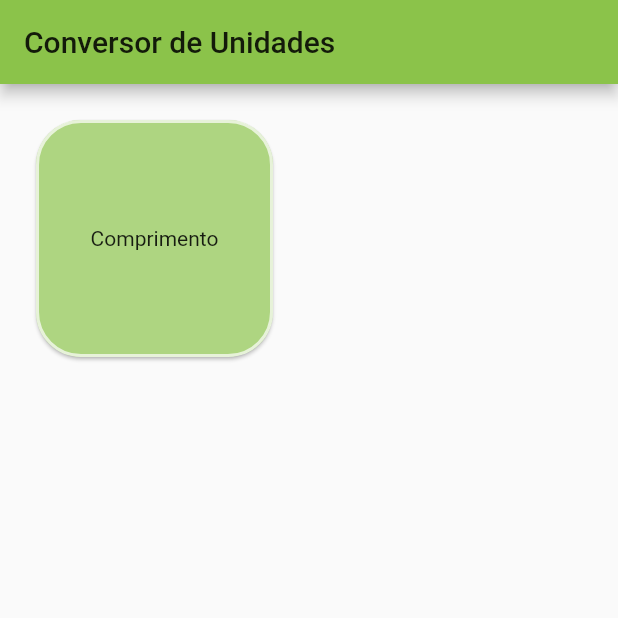
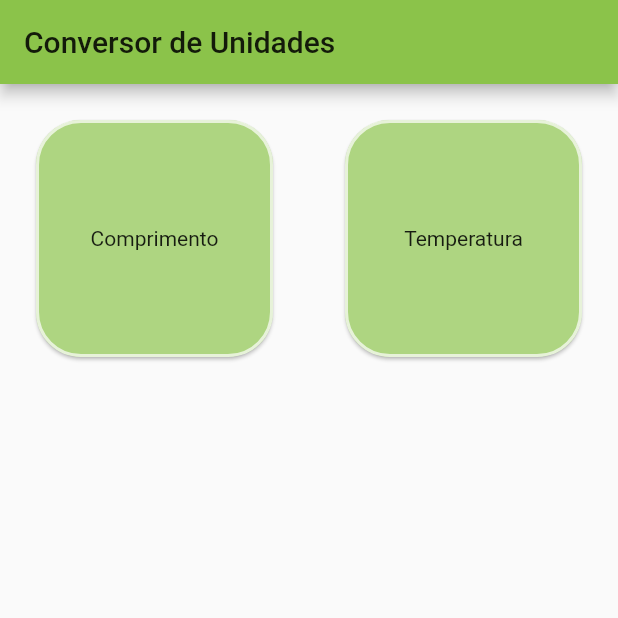
Before and after one commit to alex-cerlini/unit_converter, a Flutter app: the screen it shows after launch, on a phone screen of 412 x 824 dp, the top half of it. Run offline on Flutter 3.47's test engine with Material 2 defaults, Android fonts, the phone set to English and light mode, and no system bars.

Commit message:
Add Card Temperatura

```diff
--- a/lib/main.dart
+++ b/lib/main.dart
@@ -52,7 +52,23 @@ class _MyHomePageState extends State<MyHomePage> {
                 child: Text("Comprimento"),
               ),
             ),
-          )
+          ),
+          Padding(
+            padding: const EdgeInsets.all(20),
+            child: Card(
+              color: Colors.lightGreen[300],
+              shape: RoundedRectangleBorder(
+                side: BorderSide(
+                  color: Colors.white70,
+                  width: 2,
+                ),
+                borderRadius: BorderRadius.circular(30),
+              ),
+              child: Center(
+                child: Text("Temperatura"),
+              ),
+            ),
+          ),
         ],
       ),
     );
```
